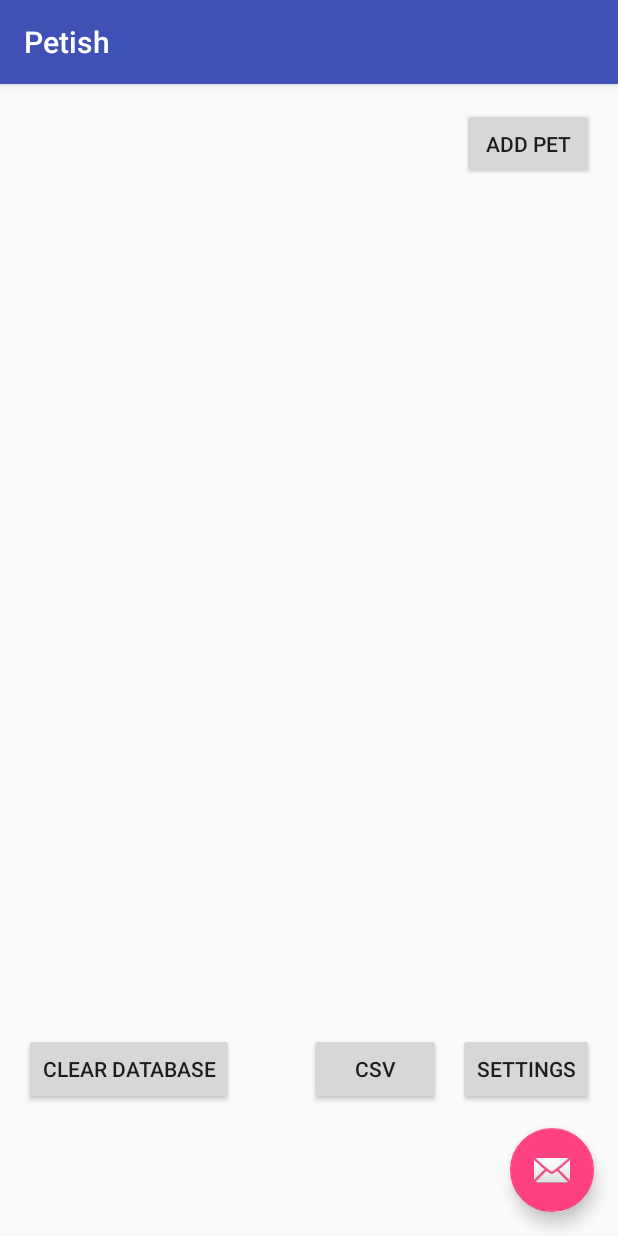
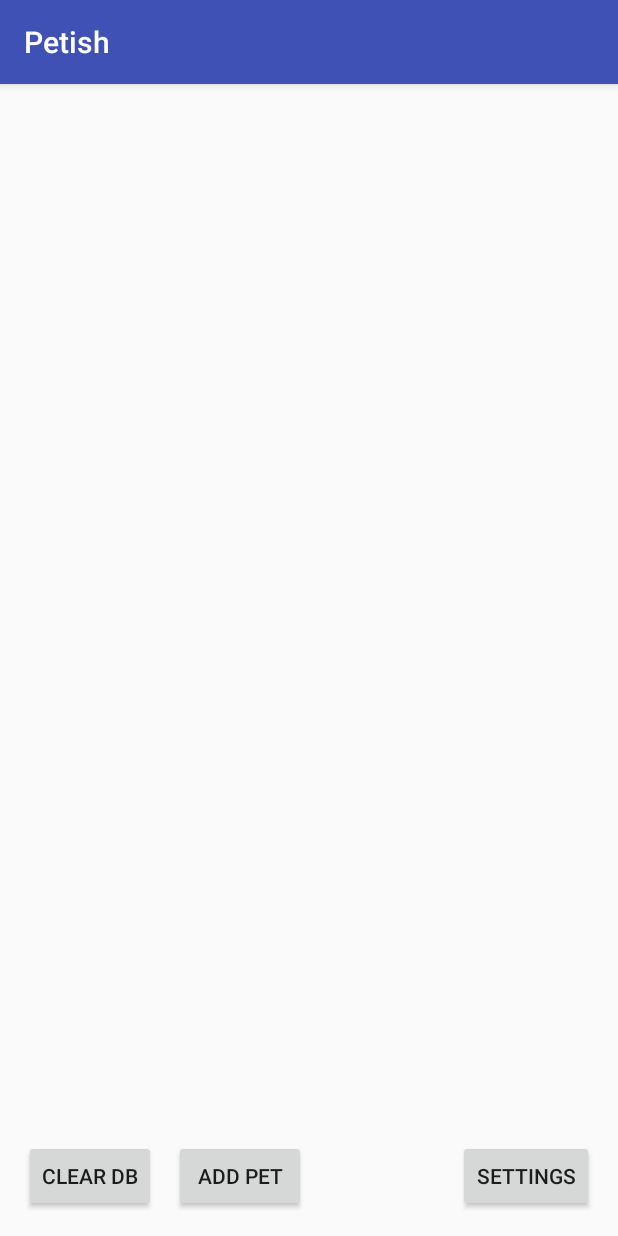
Before and after one commit to mostafamesiry/android-project-petish, an Android app: the screen it shows after launch (Main2Activity), on a phone screen of 412 x 824 dp. Run offline under Robolectric (Android 15) with nearby library versions, the phone set to English and light mode, and no system bars.

```diff
--- a/app/src/main/java/com/example/zeid/lab5/Main2Activity.java
+++ b/app/src/main/java/com/example/zeid/lab5/Main2Activity.java
@@ -10,11 +10,15 @@ import android.util.Log;
 import android.view.View;
 import android.widget.ArrayAdapter;
 import android.widget.ListView;
+import android.widget.SimpleAdapter;
+
 import java.io.File;
 import java.io.FileOutputStream;
 import java.io.OutputStream;
 import java.io.OutputStreamWriter;
 import java.util.ArrayList;
+import java.util.HashMap;
+import java.util.List;
 
 import static java.security.AccessController.getContext;
 
@@ -24,12 +28,13 @@ public class Main2Activity extends AppCompatActivity {
 
     ArrayList<String> data;
     public static NotificationEventReceiver ner;
+    public static BatteryLevelReceiver blr;
     @Override
     protected void onCreate(Bundle savedInstanceState) {
 
         setTitle("Petish");
-        registerReceiver(new BatteryLevelReceiver(), new IntentFilter(
-                Intent.ACTION_BATTERY_LOW));
+        blr = new BatteryLevelReceiver();
+        registerReceiver(blr, new IntentFilter(Intent.ACTION_BATTERY_LOW));
         super.onCreate(savedInstanceState);
         setContentView(R.layout.activity_main2);
         getWindow().getAttributes().windowAnimations = R.style.Fade;
@@ -37,18 +42,64 @@ public class Main2Activity extends AppCompatActivity {
 
 
         Intent intent = getIntent();
-        ListView listView = (ListView)this.findViewById(R.id.listView);
         Log.d("DB","Database initialized");
         MainActivity.db = new com.example.zeid.lab5.DBHandler(this);
         ArrayList<Pet> pets =MainActivity.db.getAllPets();
         data = new ArrayList();
+        String[] names = new String[pets.size()];
+        String[] breed = new String[pets.size()];
+        String[] ages = new String[pets.size()];
         for (int i =0;i<pets.size();i++) {
-            data.add(pets.get(i).date + "," + pets.get(i).name + "," +
-                    pets.get(i).breed + "," + pets.get(i).age );
+            names[i]=pets.get(i).name;
+            breed[i]=pets.get(i).breed;
+            ages[i]=pets.get(i).age+"";
         }
 
-        ArrayAdapter<String> adapter = new ArrayAdapter<String>(this, android.R.layout.simple_list_item_1, data);
+
+
+
+        // Array of integers points to images stored in /res/drawable-ldpi/
+        int[] flags = new int[]{
+                R.mipmap.ic_launcher,
+                R.mipmap.ic_launcher,
+                R.mipmap.ic_launcher,
+                R.mipmap.ic_launcher,
+                R.mipmap.ic_launcher,
+                R.mipmap.ic_launcher,
+                R.mipmap.ic_launcher,
+                R.mipmap.ic_launcher,
+                R.mipmap.ic_launcher,
+                R.mipmap.ic_launcher
+        };
+
+        // Array of strings to store currencies
+        List<HashMap<String,String>> aList = new ArrayList<HashMap<String,String>>();
+
+        for(int i=0;i<pets.size();i++){
+            HashMap<String, String> hm = new HashMap<String,String>();
+            hm.put("txt", names[i]);
+            hm.put("breed", breed[i]);
+            hm.put("flag", Integer.toString(flags[i]) );
+            hm.put("age",ages[i]);
+            aList.add(hm);
+        }
+
+        // Keys used in Hashmap
+        String[] from = { "flag","txt","breed" ,"age"};
+
+        // Ids of views in listview_layout
+        int[] to = { R.id.flag,R.id.txt,R.id.breed,R.id.age};
+
+        // Instantiating an adapter to store each items
+        // R.layout.listview_layout defines the layout of each item
+        SimpleAdapter adapter = new SimpleAdapter(getBaseContext(), aList, R.layout.listview_layout, from, to);
+
+        // Getting a reference to listview of main.xml layout file
+        ListView listView = ( ListView ) findViewById(R.id.listView);
+
+        // Setting the adapter to the listView
         listView.setAdapter(adapter);
+
     }
 
     @Override
@@ -57,6 +108,7 @@ public class Main2Activity extends AppCompatActivity {
         super.onPause();
         ner.appClosed();
         Log.d("App closed","App closed");
+        unregisterReceiver(blr);
     }
 
     @Override
--- a/app/src/main/res/layout/activity_main2.xml
+++ b/app/src/main/res/layout/activity_main2.xml
@@ -7,14 +7,6 @@
     android:fitsSystemWindows="true"
     tools:context="com.example.zeid.lab5.Main2Activity">
 
-    <android.support.design.widget.FloatingActionButton
-        android:id="@+id/fab"
-        android:layout_width="wrap_content"
-        android:layout_height="wrap_content"
-        android:layout_gravity="bottom|end"
-        android:layout_margin="@dimen/fab_margin"
-        app:srcCompat="@android:drawable/ic_dialog_email" />
-
     <include layout="@layout/content_main2" />
 
 </android.support.design.widget.CoordinatorLayout>
--- a/app/src/main/res/layout/content_main2.xml
+++ b/app/src/main/res/layout/content_main2.xml
@@ -17,45 +17,34 @@
         android:text="Settings"
         android:layout_width="wrap_content"
         android:layout_height="wrap_content"
+        android:id="@+id/SettingsButton"
+        android:onClick="settingsClickedButton"
+        android:layout_alignBaseline="@+id/logout"
+        android:layout_alignBottom="@+id/logout"
+        android:layout_alignParentEnd="true" />
+
+    <Button
+        android:text="Clear DB"
+        android:layout_width="wrap_content"
+        android:layout_height="wrap_content"
+        android:id="@+id/clearDataBase"
+        android:onClick="clearDataBase"
         android:layout_alignParentBottom="true"
-        android:layout_alignParentEnd="true"
-        android:layout_marginBottom="71dp"
-        android:id="@+id/SettingsButton"
-        android:onClick="settingsClickedButton" />
+        android:layout_alignParentStart="true" />
 
     <Button
         android:text="Add Pet"
         android:layout_width="wrap_content"
         android:layout_height="wrap_content"
         android:id="@+id/logout"
-        android:layout_alignParentTop="true"
-        android:layout_alignParentEnd="true"
-        android:onClick="addPetButtonPressed" />
-
-    <Button
-        android:text="Clear DataBase"
-        android:layout_width="wrap_content"
-        android:layout_height="wrap_content"
-        android:layout_alignTop="@+id/SettingsButton"
-        android:layout_alignParentStart="true"
-        android:id="@+id/clearDataBase"
-        android:onClick="clearDataBase" />
+        android:onClick="addPetButtonPressed"
+        android:layout_alignParentBottom="true"
+        android:layout_marginLeft="100dp" />
 
     <ListView
         android:layout_width="match_parent"
         android:layout_height="match_parent"
+        android:layout_marginBottom="70dp"
         android:id="@+id/listView"
-        android:layout_above="@+id/clearDataBase"
-        android:layout_toStartOf="@+id/SettingsButton"
-        android:layout_marginBottom="54dp" />
-
-    <Button
-        android:text="csv"
-        android:layout_width="wrap_content"
-        android:layout_height="wrap_content"
-        android:id="@+id/button5"
-        android:layout_below="@+id/listView"
-        android:layout_toStartOf="@+id/SettingsButton"
-        android:layout_marginEnd="11dp"
-        android:onClick="saveCSV" />
+        android:layout_alignParentStart="true" />
 </RelativeLayout>
```
Also changed, not shown: app/src/main/java/com/example/zeid/lab5/MainActivity.java (+3 -21 lines), app/src/main/res/layout/activity_main.xml (+21 -32 lines), app/src/main/res/layout/listview_layout.xml (added, +41 -0 lines).
